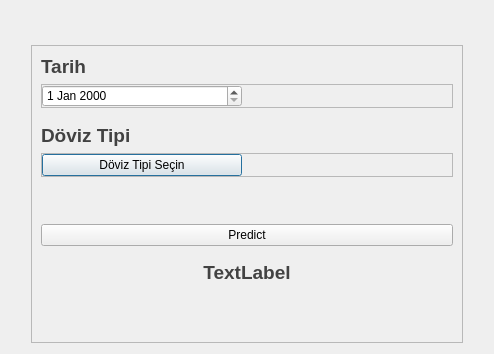
Qt form app/ui/DialogMain.ui (emrecpp/DovizTahmin) before a commit.
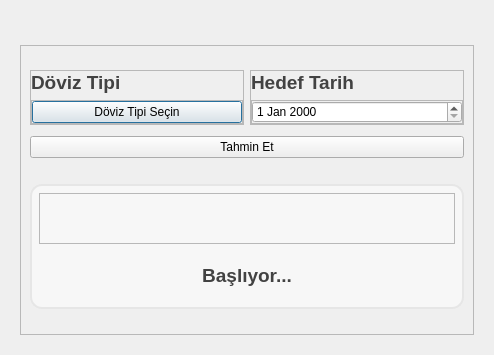
The same form after that commit. Icons and pictures are not drawn. Custom widgets are drawn as their Qt base class.

Patch:
```diff
--- a/app/ui/DialogMain.ui
+++ b/app/ui/DialogMain.ui
@@ -7,7 +7,7 @@
     <x>0</x>
     <y>0</y>
     <width>494</width>
-    <height>354</height>
+    <height>355</height>
    </rect>
   </property>
   <property name="windowTitle">
@@ -22,29 +22,27 @@
 color:rgb(66,66,66);
 font-weight:800;
 font-size:14pt;
+}
+#widSonuc{
+background-color:rgb(247,247,247);
+border-radius:12px;
+border:2px solid rgb(230,230,230)
 }</string>
   </property>
   <layout class="QGridLayout" name="gridLayout">
+   <property name="leftMargin">
+    <number>20</number>
+   </property>
    <property name="topMargin">
     <number>45</number>
    </property>
-   <item row="0" column="0">
-    <spacer name="horizontalSpacer_2">
-     <property name="orientation">
-      <enum>Qt::Horizontal</enum>
-     </property>
-     <property name="sizeType">
-      <enum>QSizePolicy::Fixed</enum>
-     </property>
-     <property name="sizeHint" stdset="0">
-      <size>
-       <width>20</width>
-       <height>20</height>
-      </size>
-     </property>
-    </spacer>
-   </item>
-   <item row="0" column="1">
+   <property name="rightMargin">
+    <number>20</number>
+   </property>
+   <property name="bottomMargin">
+    <number>20</number>
+   </property>
+   <item row="1" column="0" colspan="2">
     <widget class="QFrame" name="frame">
      <property name="minimumSize">
       <size>
@@ -59,29 +57,41 @@
       <enum>QFrame::Raised</enum>
      </property>
      <layout class="QGridLayout" name="gridLayout_2">
-      <item row="8" column="0">
-       <widget class="QWidget" name="widOutput" native="true">
-        <property name="sizePolicy">
-         <sizepolicy hsizetype="Preferred" vsizetype="Fixed">
-          <horstretch>0</horstretch>
-          <verstretch>0</verstretch>
-         </sizepolicy>
+      <item row="1" column="0">
+       <widget class="QFrame" name="frame_4">
+        <property name="minimumSize">
+         <size>
+          <width>0</width>
+          <height>0</height>
+         </size>
         </property>
-        <layout class="QGridLayout" name="gridLayout_3">
+        <property name="frameShape">
+         <enum>QFrame::StyledPanel</enum>
+        </property>
+        <property name="frameShadow">
+         <enum>QFrame::Raised</enum>
+        </property>
+        <layout class="QGridLayout" name="gridLayout_6">
+         <property name="leftMargin">
+          <number>0</number>
+         </property>
+         <property name="topMargin">
+          <number>0</number>
+         </property>
+         <property name="rightMargin">
+          <number>0</number>
+         </property>
+         <property name="bottomMargin">
+          <number>0</number>
+         </property>
          <item row="0" column="0">
-          <widget class="QLabel" name="lblOutput">
+          <widget class="QLabel" name="label_2">
            <property name="text">
-            <string>TextLabel</string>
+            <string>Döviz Tipi</string>
            </property>
-           <property name="alignment">
-            <set>Qt::AlignCenter</set>
-           </property>
           </widget>
          </item>
-        </layout>
-       </widget>
-      </item>
-      <item row="4" column="0">
+         <item row="1" column="0">
        <widget class="QFrame" name="frame_2">
         <property name="minimumSize">
          <size>
@@ -121,49 +131,88 @@
            </property>
           </widget>
          </item>
-         <item row="0" column="1">
-          <spacer name="horizontalSpacer_4">
-           <property name="orientation">
-            <enum>Qt::Horizontal</enum>
-           </property>
-           <property name="sizeHint" stdset="0">
-            <size>
-             <width>40</width>
-             <height>20</height>
-            </size>
-           </property>
-          </spacer>
-         </item>
         </layout>
        </widget>
       </item>
-      <item row="3" column="0">
-       <widget class="QLabel" name="label_2">
-        <property name="text">
-         <string>Döviz Tipi</string>
-        </property>
+        </layout>
        </widget>
       </item>
-      <item row="9" column="0">
-       <spacer name="verticalSpacer">
-        <property name="orientation">
-         <enum>Qt::Vertical</enum>
-        </property>
-        <property name="sizeHint" stdset="0">
-         <size>
-          <width>20</width>
-          <height>40</height>
-         </size>
-        </property>
-       </spacer>
-      </item>
-      <item row="7" column="0">
+      <item row="5" column="0" colspan="2">
        <widget class="PushButton" name="btnPredict">
         <property name="text">
-         <string>Predict</string>
+         <string>Tahmin Et</string>
         </property>
        </widget>
       </item>
+      <item row="6" column="0" colspan="2">
+       <spacer name="verticalSpacer_2">
+        <property name="orientation">
+         <enum>Qt::Vertical</enum>
+        </property>
+        <property name="sizeType">
+         <enum>QSizePolicy::Fixed</enum>
+        </property>
+        <property name="sizeHint" stdset="0">
+         <size>
+          <width>20</width>
+          <height>20</height>
+         </size>
+        </property>
+       </spacer>
+      </item>
+      <item row="0" column="0" colspan="2">
+       <spacer name="verticalSpacer_3">
+        <property name="orientation">
+         <enum>Qt::Vertical</enum>
+        </property>
+        <property name="sizeHint" stdset="0">
+         <size>
+          <width>20</width>
+          <height>40</height>
+         </size>
+        </property>
+       </spacer>
+      </item>
+      <item row="8" column="0" colspan="2">
+       <spacer name="verticalSpacer">
+        <property name="orientation">
+         <enum>Qt::Vertical</enum>
+        </property>
+        <property name="sizeHint" stdset="0">
+         <size>
+          <width>20</width>
+          <height>40</height>
+         </size>
+        </property>
+       </spacer>
+      </item>
+      <item row="1" column="1">
+       <widget class="QFrame" name="frame_5">
+        <property name="minimumSize">
+         <size>
+          <width>0</width>
+          <height>0</height>
+         </size>
+        </property>
+        <property name="frameShape">
+         <enum>QFrame::StyledPanel</enum>
+        </property>
+        <property name="frameShadow">
+         <enum>QFrame::Raised</enum>
+        </property>
+        <layout class="QGridLayout" name="gridLayout_7">
+         <property name="leftMargin">
+          <number>0</number>
+         </property>
+         <property name="topMargin">
+          <number>0</number>
+         </property>
+         <property name="rightMargin">
+          <number>0</number>
+         </property>
+         <property name="bottomMargin">
+          <number>0</number>
+         </property>
       <item row="1" column="0">
        <widget class="QFrame" name="frame_3">
         <property name="minimumSize">
@@ -199,81 +248,154 @@
              <height>0</height>
             </size>
            </property>
-          </widget>
-         </item>
-         <item row="0" column="1">
-          <spacer name="horizontalSpacer_3">
-           <property name="orientation">
-            <enum>Qt::Horizontal</enum>
-           </property>
-           <property name="sizeHint" stdset="0">
-            <size>
-             <width>40</width>
-             <height>20</height>
-            </size>
-           </property>
-          </spacer>
-         </item>
+              <property name="cursor">
+               <cursorShape>PointingHandCursor</cursorShape>
+              </property>
+             </widget>
+            </item>
         </layout>
        </widget>
       </item>
       <item row="0" column="0">
        <widget class="QLabel" name="label">
         <property name="text">
-         <string>Tarih</string>
+            <string>Hedef Tarih</string>
         </property>
         <property name="alignment">
          <set>Qt::AlignLeading|Qt::AlignLeft|Qt::AlignVCenter</set>
         </property>
        </widget>
       </item>
-      <item row="5" column="0">
-       <spacer name="verticalSpacer_3">
-        <property name="orientation">
-         <enum>Qt::Vertical</enum>
-        </property>
-        <property name="sizeHint" stdset="0">
-         <size>
-          <width>20</width>
-          <height>40</height>
-         </size>
-        </property>
-       </spacer>
-      </item>
-      <item row="2" column="0">
-       <spacer name="verticalSpacer_2">
-        <property name="orientation">
-         <enum>Qt::Vertical</enum>
-        </property>
-        <property name="sizeType">
-         <enum>QSizePolicy::Fixed</enum>
-        </property>
-        <property name="sizeHint" stdset="0">
-         <size>
-          <width>20</width>
-          <height>10</height>
-         </size>
-        </property>
-       </spacer>
-      </item>
      </layout>
     </widget>
    </item>
-   <item row="0" column="2">
+      <item row="7" column="0" colspan="2">
+       <widget class="QWidget" name="widSonuc" native="true">
+        <property name="sizePolicy">
+         <sizepolicy hsizetype="Preferred" vsizetype="Fixed">
+          <horstretch>0</horstretch>
+          <verstretch>0</verstretch>
+         </sizepolicy>
+        </property>
+        <property name="minimumSize">
+         <size>
+          <width>0</width>
+          <height>125</height>
+         </size>
+        </property>
+        <layout class="QGridLayout" name="gridLayout_3">
+         <item row="1" column="0">
+          <widget class="QFrame" name="frameOutputImage">
+           <property name="minimumSize">
+            <size>
+             <width>0</width>
+             <height>30</height>
+            </size>
+           </property>
+           <property name="frameShape">
+            <enum>QFrame::StyledPanel</enum>
+           </property>
+           <property name="frameShadow">
+            <enum>QFrame::Raised</enum>
+           </property>
+           <layout class="QGridLayout" name="gridLayout_8">
+            <property name="leftMargin">
+             <number>0</number>
+            </property>
+            <property name="topMargin">
+             <number>0</number>
+            </property>
+            <property name="rightMargin">
+             <number>0</number>
+            </property>
+            <property name="bottomMargin">
+             <number>0</number>
+            </property>
+            <item row="0" column="0">
     <spacer name="horizontalSpacer">
      <property name="orientation">
       <enum>Qt::Horizontal</enum>
      </property>
+              <property name="sizeHint" stdset="0">
+               <size>
+                <width>182</width>
+                <height>20</height>
+               </size>
+              </property>
+             </spacer>
+            </item>
+            <item row="0" column="1">
+             <widget class="QLabel" name="lblOutputImage">
+              <property name="minimumSize">
+               <size>
+                <width>32</width>
+                <height>32</height>
+               </size>
+              </property>
+              <property name="maximumSize">
+               <size>
+                <width>32</width>
+                <height>32</height>
+               </size>
+              </property>
+              <property name="text">
+               <string/>
+              </property>
+              <property name="scaledContents">
+               <bool>true</bool>
+              </property>
+              <property name="alignment">
+               <set>Qt::AlignCenter</set>
+              </property>
+             </widget>
+            </item>
+            <item row="0" column="2">
+             <spacer name="horizontalSpacer_2">
+              <property name="orientation">
+               <enum>Qt::Horizontal</enum>
+              </property>
+              <property name="sizeHint" stdset="0">
+               <size>
+                <width>40</width>
+                <height>20</height>
+               </size>
+              </property>
+             </spacer>
+            </item>
+           </layout>
+          </widget>
+         </item>
+         <item row="2" column="0">
+          <widget class="QLabel" name="lblOutput">
+           <property name="text">
+            <string>Başlıyor...</string>
+           </property>
+           <property name="alignment">
+            <set>Qt::AlignCenter</set>
+           </property>
+          </widget>
+         </item>
+        </layout>
+       </widget>
+      </item>
+      <item row="4" column="0">
+       <spacer name="verticalSpacer_4">
+        <property name="orientation">
+         <enum>Qt::Vertical</enum>
+        </property>
      <property name="sizeType">
       <enum>QSizePolicy::Fixed</enum>
      </property>
      <property name="sizeHint" stdset="0">
       <size>
        <width>20</width>
-       <height>20</height>
+          <height>5</height>
       </size>
      </property>
     </spacer>
+      </item>
+     </layout>
+    </widget>
    </item>
   </layout>
  </widget>
```
Left out of the diff: 6 changed lines with no effect on the pictures. Lines whose indentation alone changed are shown as unchanged.
